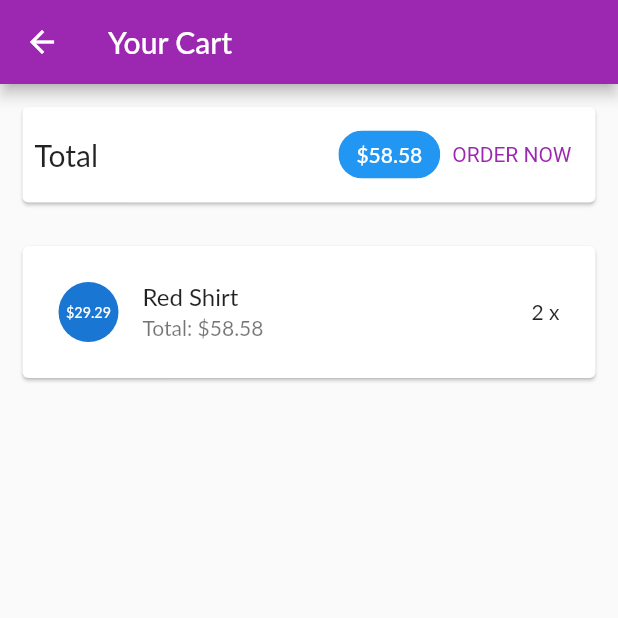
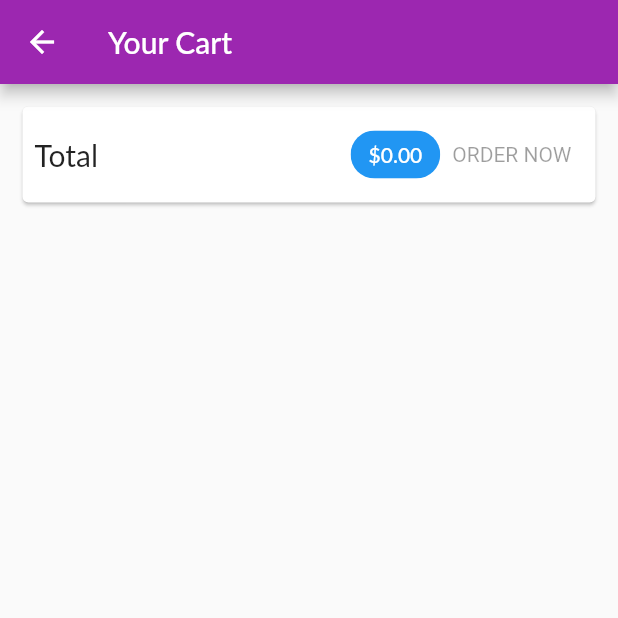
Before and after one commit to B1910145-PhamQuyenThien/BTH01_DIDONG, a Flutter app: the CartScreen screen opened by its route, after a tap on "ORDER NOW", on a phone screen of 412 x 824 dp, the top half of it. Run offline on Flutter 3.47's test engine with Material 2 defaults, Android fonts, the phone set to English and light mode, and no system bars; network calls fail; Roboto replaces fonts that are missing (Lato).

Commit message:
Quan ly trang thai voi provider - OrdersManager

```diff
--- a/lib/main.dart
+++ b/lib/main.dart
@@ -20,6 +20,9 @@ class MyApp extends StatelessWidget {
         ),
         ChangeNotifierProvider(
           create: (ctx) => CartManager(),
+        ),
+        ChangeNotifierProvider(
+          create: (ctx) => OrdersManager(),
         ),
       ],
       child: MaterialApp(
--- a/lib/ui/cart/cart_screen.dart
+++ b/lib/ui/cart/cart_screen.dart
@@ -1,5 +1,7 @@
-/* import 'package:flutter/material.dart';
+import 'package:flutter/material.dart';
+import 'package:provider/provider.dart';
 
+import '../orders/order_manager.dart';
 import 'cart_manager.dart';
 import 'cart_item_card.dart';
 
@@ -61,97 +63,23 @@ class CartScreen extends StatelessWidget {
               backgroundColor: Theme.of(context).primaryColor,
             ),
             TextButton(
-              onPressed: () {
-                print('An order has been addad');
-              },
+              onPressed: cart.totalAmount <= 0
+                  ? null
+                  : () {
+                      context.read<OrdersManager>().addOrder(
+                            cart.product,
+                            cart.totalAmount,
+                          );
+                      cart.clear();
+                    },
               style: TextButton.styleFrom(
                 textStyle: TextStyle(color: Theme.of(context).primaryColor),
               ),
               child: const Text('ORDER NOW'),
-            )
+            ),
           ],
         ),
       ),
     );
   }
 }
- */
-
-import 'package:flutter/material.dart';
-import 'package:provider/provider.dart';
-
-import 'cart_manager.dart';
-import 'cart_item_card.dart';
-
-class CartScreen extends StatelessWidget {
-  static const routeName = '/cart';
-
-  const CartScreen({super.key});
-
-  @override
-  Widget build(BuildContext context) {
-    final cart = context.watch<CartManager>();
-    return Scaffold(
-      appBar: AppBar(
-        title: const Text('Your Cart'),
-      ),
-      body: Column(children: <Widget>[
-        buildCartSummary(cart, context),
-        const SizedBox(height: 10),
-        Expanded(
-          child: buildCartDetails(cart),
-        )
-      ]),
-    );
-  }
-
-  Widget buildCartDetails(CartManager cart) {
-    return ListView(
-      children: cart.productEntries
-          .map(
-            (entry) => CartItemCard(
-              productId: entry.key,
-              cardItem: entry.value,
-            ),
-          )
-          .toList(),
-    );
-  }
-
-  Widget buildCartSummary(CartManager cart, BuildContext context) {
-    return Card(
-      margin: const EdgeInsets.all(15),
-      child: Padding(
-        padding: const EdgeInsets.all(8),
-        child: Row(
-          mainAxisAlignment: MainAxisAlignment.spaceBetween,
-          children: [
-            const Text(
-              'Total',
-              style: TextStyle(fontSize: 20),
-            ),
-            const Spacer(),
-            Chip(
-              label: Text(
-                '\$${cart.totalAmount.toStringAsFixed(2)}',
-                style: TextStyle(
-                  color: Theme.of(context).primaryTextTheme.headline6?.color,
-                ),
-              ),
-              backgroundColor: Theme.of(context).primaryColor,
-            ),
-            TextButton(
-              onPressed: () {
-                print('An order has been addad');
-              },
-              style: TextButton.styleFrom(
-                textStyle: TextStyle(color: Theme.of(context).primaryColor),
-              ),
-              child: const Text('ORDER NOW'),
-            )
-          ],
-        ),
-      ),
-    );
-  }
-}
--- a/lib/ui/orders/order_manager.dart
+++ b/lib/ui/orders/order_manager.dart
@@ -22,4 +22,17 @@ class OrdersManager with ChangeNotifier {
   List<OrderItem> get orders {
     return [..._orders];
   }
+
+  void addOrder(List<CartItem> cartProducts, double total) async {
+    _orders.insert(
+      0,
+      OrderItem(
+        id: 'o${DateTime.now().toIso8601String()}',
+        amount: total,
+        products: cartProducts,
+        dateTime: DateTime.now(),
+      ),
+    );
+    notifyListeners();
+  }
 }
--- a/lib/ui/orders/orders_screen.dart
+++ b/lib/ui/orders/orders_screen.dart
@@ -1,4 +1,5 @@
 import 'package:flutter/material.dart';
+import 'package:provider/provider.dart';
 
 import 'order_manager.dart';
 import 'order_item_card.dart';
@@ -11,15 +12,18 @@ class OrdersScreen extends StatelessWidget {
   @override
   Widget build(BuildContext context) {
     print('building orders');
-    final ordersManager = OrdersManager();
     return Scaffold(
       appBar: AppBar(
         title: const Text('Your Orders'),
       ),
       drawer: const AppDrawer(),
-      body: ListView.builder(
-        itemCount: ordersManager.orderCount,
-        itemBuilder: (ctx, i) => OrderItemCard(ordersManager.orders[i]),
+      body: Consumer<OrdersManager>(
+        builder: (ctx, ordersManager, child) {
+          return ListView.builder(
+            itemCount: ordersManager.orderCount,
+            itemBuilder: (ctx, i) => OrderItemCard(ordersManager.orders[i]),
+          );
+        },
       ),
     );
   }
```
